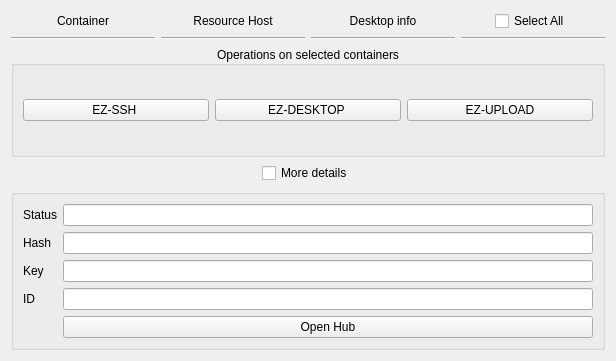
Above: hub/forms/DlgEnvironment.ui from subutai-io/control-center before the change. Below: the same form after it.
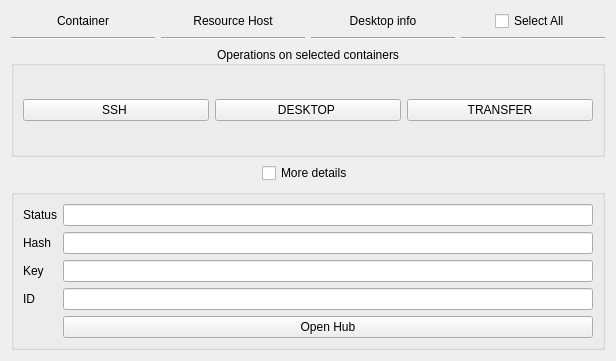
That is the form after the change.

Commit message: added file transfer system dialog

Diff of the .ui file:
```diff
--- a/hub/forms/DlgEnvironment.ui
+++ b/hub/forms/DlgEnvironment.ui
@@ -36,21 +36,21 @@
       <item row="0" column="0">
        <widget class="QPushButton" name="btn_ssh_selected">
         <property name="text">
-         <string>EZ-SSH </string>
+         <string>SSH </string>
         </property>
        </widget>
       </item>
       <item row="0" column="2">
        <widget class="QPushButton" name="btn_desktop_selected">
         <property name="text">
-         <string>EZ-DESKTOP </string>
+         <string>DESKTOP </string>
         </property>
        </widget>
       </item>
       <item row="0" column="3">
        <widget class="QPushButton" name="btn_upload_selected">
         <property name="text">
-         <string>EZ-UPLOAD</string>
+         <string>TRANSFER</string>
         </property>
        </widget>
       </item>
```
The commit also changes 15 other files.
